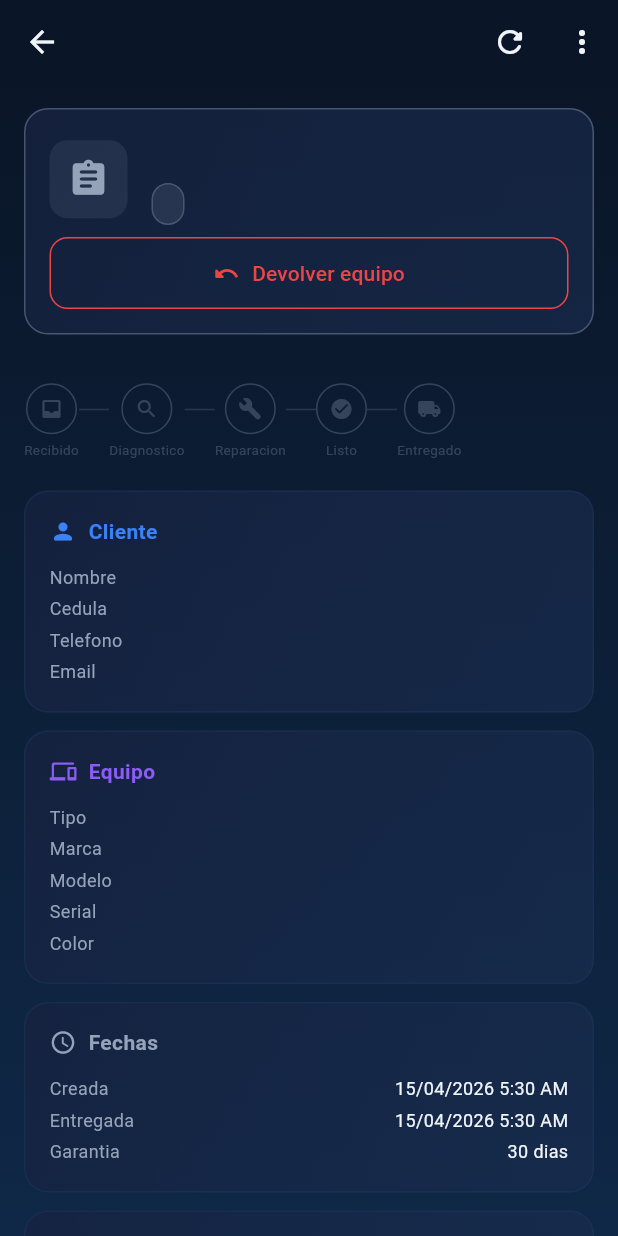
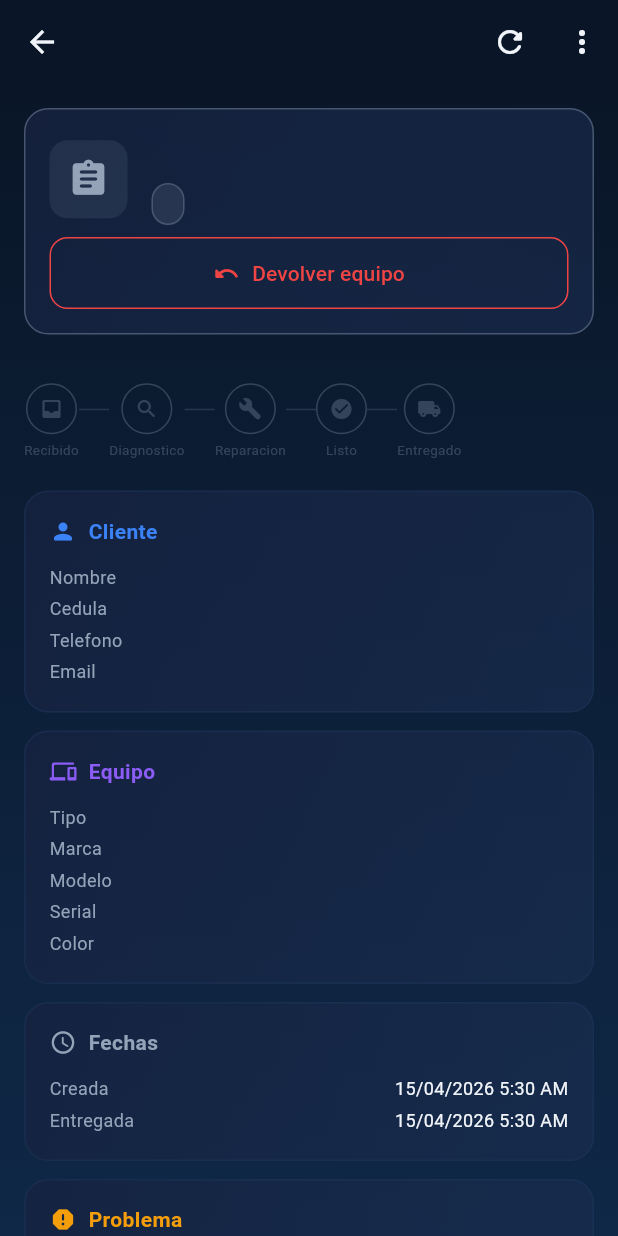
Before and after one commit to juank159/soporte, a Flutter app: the OrderDetailScreen screen opened directly with empty values, on a phone screen of 412 x 824 dp. Run offline on Flutter 3.47's test engine with Material 3 defaults, Android fonts, the phone set to English and light mode, and no system bars; our stand-ins replace connectivity_plus, dio, drift, drift_flutter, equatable, flutter_bloc and 6 more; missing offline and left inert: mobile_scanner; accounts and stored records are empty; generated files the repository leaves out were written again; network calls fail.

Commit message:
Costos desglosados por equipo, garantía sin hardcode
Costos:
- Desglose por equipo entregado: "Samsung S24: $30.000" / "HP Pavilion: $70.000"
- Valores extraídos de las notas de entrega de cada equipo
- Items y mano de obra siguen mostrándose si los hay
- Total acumulado al final
- Garantía se muestra en costos solo si fue asignada en la entrega

Garantía:
- Default cambiado de 30 a 0 (sin garantía por defecto)
- Se define al momento de la entrega, no hardcodeado
- Quitada de la card "Fechas" (no pertenece ahí)

Co-Authored-By: Claude Opus 4.6 (1M context) <noreply@anthropic.com>

```diff
--- a/lib/models/service_order.dart
+++ b/lib/models/service_order.dart
@@ -126,7 +126,7 @@ class ServiceOrder {
     this.subtotal = 0,
     this.tax = 0,
     this.total = 0,
-    this.warrantyDays = 30,
+    this.warrantyDays = 0,
     this.pdfUrl,
     required this.createdAt,
     this.deliveredAt,
@@ -156,7 +156,7 @@ class ServiceOrder {
       subtotal: double.tryParse('${json['subtotal']}') ?? 0,
       tax: double.tryParse('${json['tax']}') ?? 0,
       total: double.tryParse('${json['total']}') ?? 0,
-      warrantyDays: json['warrantyDays'] ?? 30,
+      warrantyDays: json['warrantyDays'] ?? 0,
       pdfUrl: json['pdfUrl'],
       createdAt: DateTime.parse(json['createdAt']),
       deliveredAt: json['deliveredAt'] != null
--- a/lib/screens/orders/order_detail_screen.dart
+++ b/lib/screens/orders/order_detail_screen.dart
@@ -1277,8 +1277,6 @@ class _OrderDetailScreenState extends State<OrderDetailScreen> {
           _infoRow('Creada', AppDateUtils.format(_order.createdAt)),
           if (_order.deliveredAt != null)
             _infoRow('Entregada', AppDateUtils.format(_order.deliveredAt!)),
-          if (_order.warrantyDays > 0)
-            _infoRow('Garantia', '${_order.warrantyDays} dias'),
         ]),
 
         // Photos
@@ -1617,41 +1615,51 @@ class _OrderDetailScreenState extends State<OrderDetailScreen> {
         if (_order.items.isNotEmpty || _order.total > 0)
           _sectionCard(
               'Costos', Icons.receipt_long_rounded, AppTheme.accentGreen, [
+            // Per-equipment delivery values (from history notes)
+            if (_order.equipments.isNotEmpty) ...[
+              ..._order.equipments.where((eq) => eq.status == 'delivered' && eq.notes != null).map((eq) {
+                final match = RegExp(r'Entregado por \$([0-9.,]+)').firstMatch(eq.notes!);
+                final valueStr = match?.group(1) ?? '';
+                return Padding(
+                  padding: const EdgeInsets.only(bottom: 4),
+                  child: Row(children: [
+                    Expanded(child: Text('${eq.deviceBrand} ${eq.deviceModel}',
+                        style: TextStyle(color: AppTheme.textPrimary, fontSize: 12))),
+                    Text(valueStr.isNotEmpty ? '\$$valueStr' : '-',
+                        style: TextStyle(color: AppTheme.textSecondary, fontSize: 12)),
+                  ]),
+                );
+              }),
+              if (_order.equipments.any((eq) => eq.status == 'delivered'))
+                Divider(color: AppTheme.dividerColor),
+            ],
+            // Items detail
             ..._order.items.map((item) => Padding(
                   padding: EdgeInsets.only(bottom: 4),
-                  child: Row(
-                    children: [
-                      Expanded(
-                          child: Text('${item.qty}x ${item.description}',
-                              style: TextStyle(
-                                  color: AppTheme.textPrimary, fontSize: 12))),
-                      Text('\$${formatMoney(item.total)}',
-                          style: TextStyle(
-                              color: AppTheme.textSecondary, fontSize: 12)),
-                    ],
-                  ),
+                  child: Row(children: [
+                    Expanded(child: Text('${item.qty}x ${item.description}',
+                        style: TextStyle(color: AppTheme.textPrimary, fontSize: 12))),
+                    Text('\$${formatMoney(item.total)}',
+                        style: TextStyle(color: AppTheme.textSecondary, fontSize: 12)),
+                  ]),
                 )),
             if (_order.laborCost > 0)
-              _infoRow('Mano de obra',
-                  '\$${formatMoney(_order.laborCost)}'),
-            Divider(color: AppTheme.dividerColor),
-            _infoRow('Subtotal', '\$${formatMoney(_order.subtotal)}'),
-            _infoRow('IVA 19%', '\$${formatMoney(_order.tax)}'),
+              _infoRow('Mano de obra', '\$${formatMoney(_order.laborCost)}'),
+            if (_order.items.isNotEmpty) Divider(color: AppTheme.dividerColor),
             Row(
               mainAxisAlignment: MainAxisAlignment.spaceBetween,
               children: [
                 const Text('TOTAL',
-                    style: TextStyle(
-                        fontWeight: FontWeight.w800,
-                        color: AppTheme.accentGreen,
-                        fontSize: 16)),
+                    style: TextStyle(fontWeight: FontWeight.w800, color: AppTheme.accentGreen, fontSize: 16)),
                 Text('\$${formatMoney(_order.total)}',
-                    style: const TextStyle(
-                        fontWeight: FontWeight.w800,
-                        color: AppTheme.accentGreen,
-                        fontSize: 16)),
+                    style: const TextStyle(fontWeight: FontWeight.w800, color: AppTheme.accentGreen, fontSize: 16)),
               ],
             ),
+            if (_order.warrantyDays > 0)
+              Padding(
+                padding: const EdgeInsets.only(top: 4),
+                child: _infoRow('Garantia', '${(_order.warrantyDays / 30).round()} mes(es)'),
+              ),
           ]),
       ],
     );
```
